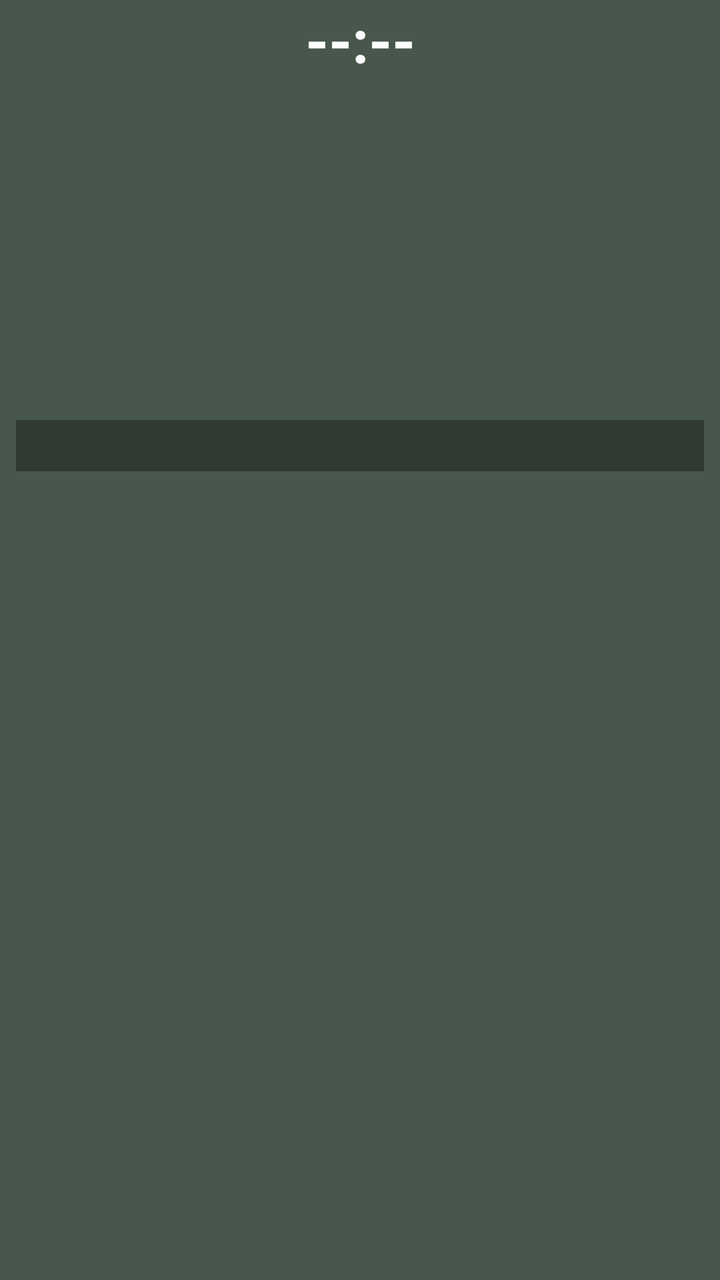
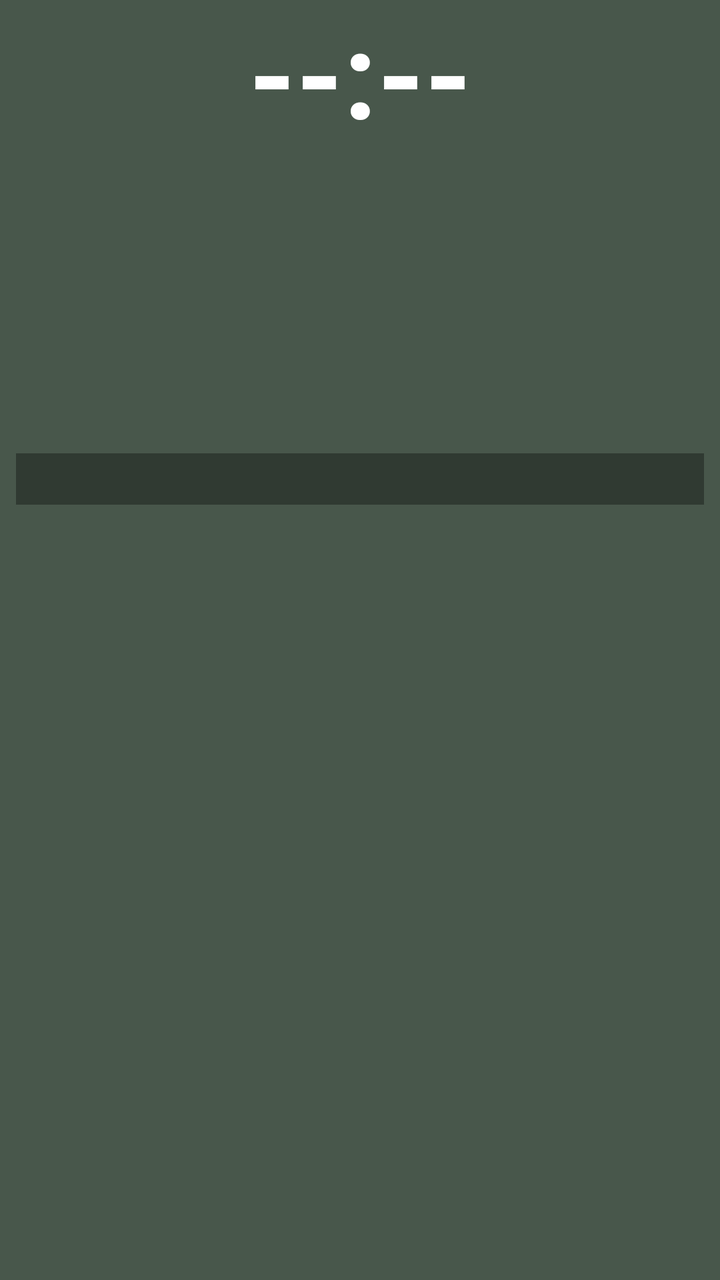

Before-and-after screenshots of an Android layout around one commit, followed by the original layout XML and the change that was made.
<!-- AndroidManifest.xml: fallback theme Theme.MaterialComponents.DayNight.NoActionBar -->
<!-- res/layout/prayer_widget_layout.xml -->
<?xml version="1.0" encoding="utf-8"?>
<LinearLayout xmlns:android="http://schemas.android.com/apk/res/android"
    android:layout_width="match_parent"
    android:layout_height="match_parent"
    android:orientation="vertical"
    android:background="@drawable/widget_background"
    android:paddingStart="8dp"
    android:paddingEnd="8dp"
    android:paddingTop="0dp"
    android:paddingBottom="8dp">

    
    <TextView
        android:id="@+id/widget_time"
        android:layout_width="match_parent"
        android:layout_height="wrap_content"
        android:layout_marginTop="4dp"
        android:text="--:--"
        android:textColor="#FFFFFF"
        android:textSize="30sp"
        android:textStyle="bold"
        android:includeFontPadding="false"
        android:gravity="center" />

    
    <LinearLayout
        android:layout_width="match_parent"
        android:layout_height="wrap_content"
        android:layout_marginTop="4dp"
        android:orientation="horizontal"
        android:gravity="center_vertical">

        <TextView
            android:id="@+id/widget_day"
            android:layout_width="0dp"
            android:layout_height="wrap_content"
            android:layout_weight="3"
            android:text=""
            android:textColor="#FFFFFF"
            android:textSize="25sp"
            android:textStyle="bold"
            android:includeFontPadding="false"
            android:singleLine="true"
            android:ellipsize="end" />

        <TextView
            android:id="@+id/widget_weather"
            android:layout_width="0dp"
            android:layout_height="wrap_content"
            android:layout_weight="4"
            android:text=""
            android:textColor="#80DEEA"
            android:textSize="13sp"
            android:textStyle="bold"
            android:gravity="end"
            android:singleLine="true"
            android:ellipsize="start" />

    </LinearLayout>

    
    <LinearLayout
        android:layout_width="match_parent"
        android:layout_height="wrap_content"
        android:layout_marginTop="30dp"
        android:orientation="horizontal">

        
        <LinearLayout
            android:layout_width="0dp"
            android:layout_height="wrap_content"
            android:layout_weight="1"
            android:orientation="vertical">

            <TextView
                android:id="@+id/widget_gregorian"
                android:layout_width="wrap_content"
                android:layout_height="wrap_content"
                android:text=""
                android:textColor="#E0E0E0"
                android:textSize="16sp"
                android:textStyle="bold" />

            <TextView
                android:id="@+id/widget_hijri"
                android:layout_width="wrap_content"
                android:layout_height="wrap_content"
                android:layout_marginTop="-1dp"
                android:text=""
                android:textColor="#FFD54F"
                android:textSize="15sp"
                android:textStyle="bold" />

            <TextView
                android:id="@+id/widget_bangla_date"
                android:layout_width="wrap_content"
                android:layout_height="wrap_content"
                android:layout_marginTop="-1dp"
                android:text=""
                android:textColor="#80DEEA"
                android:textSize="15sp"
                android:textStyle="bold" />

        </LinearLayout>

        
        <LinearLayout
            android:layout_width="0dp"
            android:layout_height="wrap_content"
            android:layout_weight="1"
            android:orientation="vertical">

            <TextView
                android:id="@+id/widget_sunrise"
                android:layout_width="wrap_content"
                android:layout_height="wrap_content"
                android:text=""
                android:textColor="#FFD54F"
                android:textSize="14sp"
                android:textStyle="bold" />

            <TextView
                android:id="@+id/widget_sunset"
                android:layout_width="wrap_content"
                android:layout_height="wrap_content"
                android:layout_marginTop="-1dp"
                android:text=""
                android:textColor="#FFD54F"
                android:textSize="14sp"
                android:textStyle="bold" />

            <TextView
                android:id="@+id/widget_sehri"
                android:layout_width="wrap_content"
                android:layout_height="wrap_content"
                android:layout_marginTop="3dp"
                android:text=""
                android:textColor="#00E676"
                android:textSize="14sp"
                android:textStyle="bold" />

            <TextView
                android:id="@+id/widget_iftar"
                android:layout_width="wrap_content"
                android:layout_height="wrap_content"
                android:layout_marginTop="-1dp"
                android:text=""
                android:textColor="#00E676"
                android:textSize="14sp"
                android:textStyle="bold" />

        </LinearLayout>
    </LinearLayout>

    
    <TextView
        android:id="@+id/widget_alert"
        android:layout_width="match_parent"
        android:layout_height="wrap_content"
        android:layout_marginTop="30dp"
        android:paddingTop="4dp"
        android:paddingBottom="4dp"
        android:paddingStart="4dp"
        android:paddingEnd="4dp"
        android:background="#55000000"
        android:text=""
        android:textColor="#FFD54F"
        android:textSize="13sp"
        android:textStyle="bold"
        android:gravity="start"
        android:maxLines="10"
        android:ellipsize="end" />

</LinearLayout>
<!-- resources referenced by this layout -->
<resources>
  <!-- drawable widget_background (drawable) -->
  <?xml version="1.0" encoding="utf-8"?>
  <shape xmlns:android="http://schemas.android.com/apk/res/android"
      android:shape="rectangle">
      <solid android:color="#CC1B2E1F" />
  </shape>
</resources>

<!-- the commit's change to res/layout/prayer_widget_layout.xml (unified diff, before → after) -->
@@ -17,7 +17,7 @@
         android:layout_marginTop="4dp"
         android:text="--:--"
         android:textColor="#FFFFFF"
-        android:textSize="30sp"
+        android:textSize="60sp"
         android:textStyle="bold"
         android:includeFontPadding="false"
         android:gravity="center" />
@@ -26,7 +26,7 @@
     <LinearLayout
         android:layout_width="match_parent"
         android:layout_height="wrap_content"
-        android:layout_marginTop="4dp"
+        android:layout_marginTop="-15dp"
         android:orientation="horizontal"
         android:gravity="center_vertical">
 
